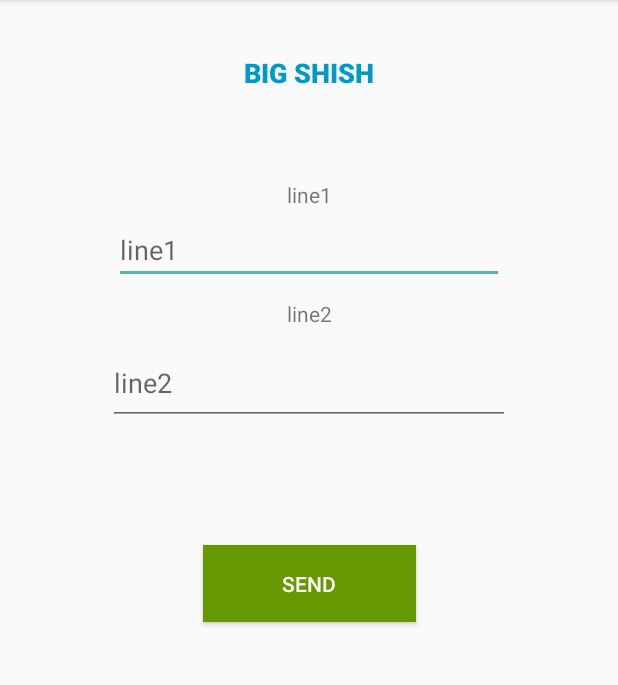
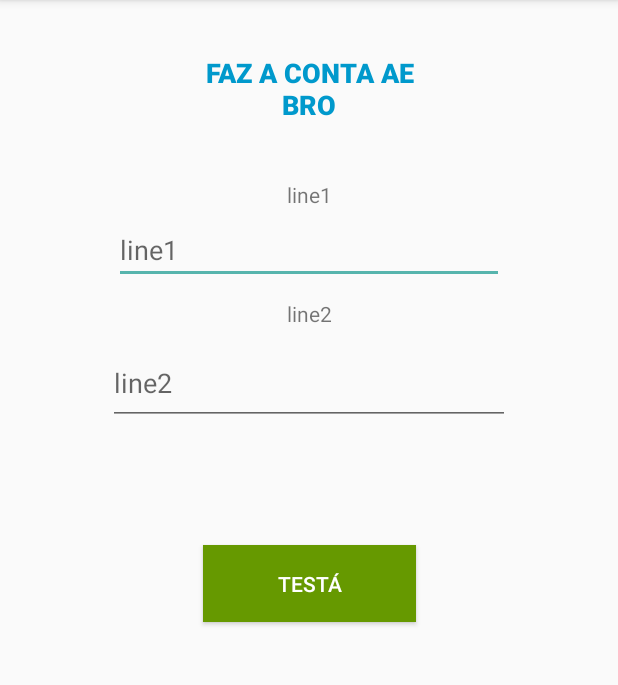
Before and after one commit to Armlockx/devAndroid, an Android app: the screen it shows after launch (MainActivity), on a phone screen of 412 x 824 dp, the part 84-769 px from its top. Run offline under Robolectric (Android 15) with nearby library versions, the phone set to English and light mode, and no system bars.

Commit message:
mais funcoes

```diff
--- a/app/src/main/res/layout/activity_main.xml
+++ b/app/src/main/res/layout/activity_main.xml
@@ -10,7 +10,7 @@
     <TextView
         android:id="@+id/tv"
         android:layout_width="163dp"
-        android:layout_height="42dp"
+        android:layout_height="79dp"
         android:layout_marginEnd="8dp"
         android:layout_marginStart="8dp"
         android:layout_marginTop="36dp"
@@ -36,7 +36,7 @@
         android:layout_marginTop="80dp"
         android:background="@android:color/holo_green_dark"
         android:elevation="?attr/actionBarSize"
-        android:onClick="pressButton6"
+        android:onClick="pressButton10"
         android:text="@string/send"
         app:layout_constraintBottom_toBottomOf="parent"
         app:layout_constraintEnd_toEndOf="parent"
@@ -103,18 +103,18 @@
 
     <TextView
         android:id="@+id/pegaRatao"
-        android:layout_width="2dp"
-        android:layout_height="wrap_content"
-        android:layout_marginBottom="176dp"
+        android:layout_width="209dp"
+        android:layout_height="35dp"
+        android:layout_marginBottom="8dp"
         android:layout_marginEnd="8dp"
         android:layout_marginStart="8dp"
         android:layout_marginTop="8dp"
-        app:layout_constraintBottom_toBottomOf="parent"
+        app:layout_constraintBottom_toTopOf="@+id/button"
         app:layout_constraintEnd_toEndOf="parent"
-        app:layout_constraintHorizontal_bias="0.207"
+        app:layout_constraintHorizontal_bias="0.503"
         app:layout_constraintStart_toStartOf="parent"
         app:layout_constraintTop_toBottomOf="@+id/pt"
-        app:layout_constraintVertical_bias="1.0" />
+        app:layout_constraintVertical_bias="0.31" />
 
     <LinearLayout
         android:layout_width="370dp"
--- a/app/src/main/res/values/strings.xml
+++ b/app/src/main/res/values/strings.xml
@@ -1,7 +1,7 @@
 <resources>
     <string name="app_name">O app da rapaziada</string>
-    <string name="helloworld">big shish</string>
+    <string name="helloworld">Faz a conta ae bro</string>
     <string name="username">line1</string>
     <string name="password">line2</string>
-    <string name="send">Send</string>
+    <string name="send">Testá</string>
 </resources>
```
Also changed, not shown: app/src/main/java/com/example/cnec/myapplication/MainActivity.java (+96 -4 lines).
